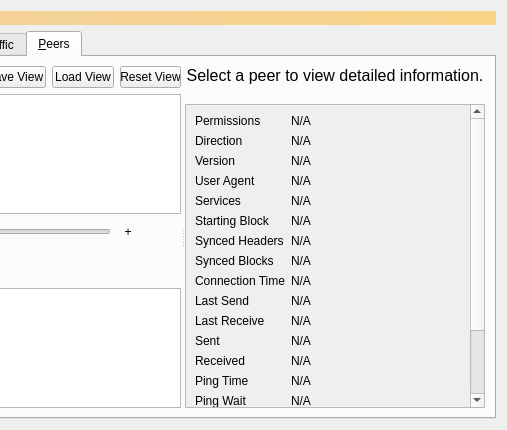
Before: the Qt Designer form src/qt/forms/debugwindow.ui in defcoincore/Defcoin-Core-Nu, drawn with Qt 5; both pictures show x 241 to 748 and y 0 to 430 of the 748 by 430 pixel window.
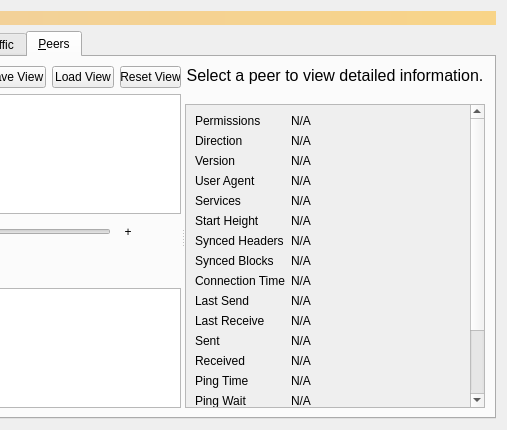
After: the same form once the commit is applied. The open tabs and pages were chosen to show the change. Icons and pictures are not drawn. Custom widgets are drawn as their Qt base class.

Patch:
```diff
--- a/src/qt/forms/debugwindow.ui
+++ b/src/qt/forms/debugwindow.ui
@@ -1394,7 +1394,7 @@
                <item row="5" column="0">
                 <widget class="QLabel" name="label_29">
                  <property name="text">
-                  <string>Starting Block</string>
+                  <string>Start Height</string>
                  </property>
                 </widget>
                </item>
```
